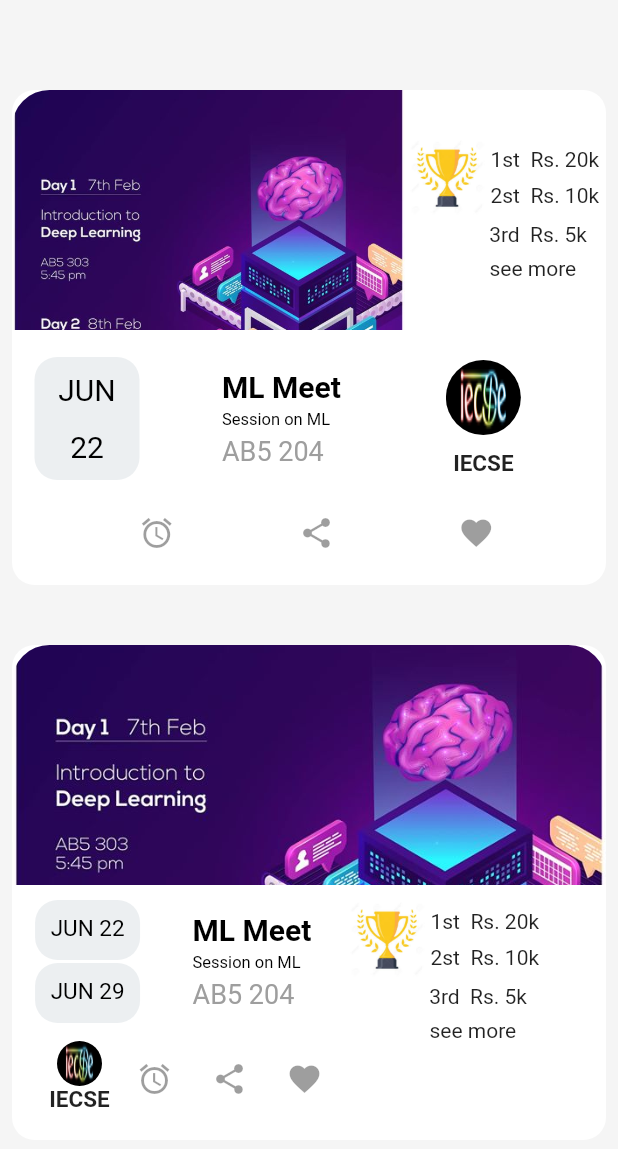
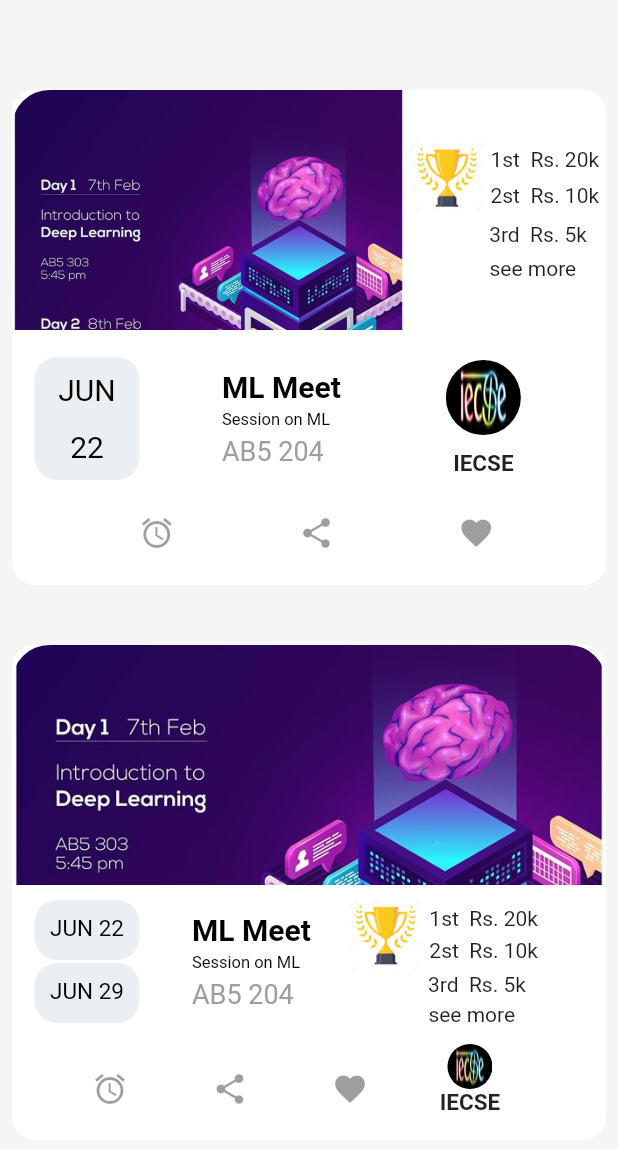
Before and after one commit to NiharikaNeha/Event_Template, a Flutter app: the screen it shows after launch, on a phone screen of 412 x 824 dp. Shown: the top 1149 px of the screen. Run offline on Flutter 3.47's test engine with Material 2 defaults, Android fonts, the phone set to English and light mode, and no system bars.

Commit message:
Initial commit

```diff
--- a/lib/main.dart
+++ b/lib/main.dart
@@ -289,7 +289,7 @@ class _MyAppState extends State<MyApp> {
                       ),
                     ),
                   ),
-                  SizedBox(height: 5.0,),
+                  SizedBox(height: 3.0,),
                   Padding(
                     padding: EdgeInsets.only(top: 5.0, left: 15.0),
                     child: Row(
@@ -375,82 +375,6 @@ class _MyAppState extends State<MyApp> {
                                     ],
                                   ),
                                 ),
-                              ],
-                            ),
-                            SizedBox(height: 10.0,),
-                            Padding(
-                              padding: EdgeInsets.only(top: 2.0, left: 5.0),
-                              child: Row(
-                                mainAxisAlignment: MainAxisAlignment.spaceEvenly,
-                                crossAxisAlignment: CrossAxisAlignment.center,
-                                children: <Widget>[
-                                  Container(
-                                    height: 50.0,
-                                    width: 50.0,
-                                    child: Column(
-                                      children: <Widget>[
-                                        Container(
-                                          height: 30.0,
-                                          width: 30.0,
-                                          decoration: BoxDecoration(
-                                              borderRadius: BorderRadius.circular(25.0),
-                                              image: DecorationImage(
-                                                  image: AssetImage('assets/iecse.jpg'),
-                                                  fit: BoxFit.fill
-                                              )
-                                          ),
-                                        ),
-                                        Text(
-                                          'IECSE',
-                                          textAlign: TextAlign.start,
-                                          style: TextStyle(
-                                            fontSize: 15.0,
-                                            fontWeight: FontWeight.bold,
-                                          ),
-                                        ),
-                                      ],
-                                    ),
-                                  ),
-                                  Container(
-                                    height: 50.0,
-                                    width: 50.0,
-                                    decoration: BoxDecoration(
-                                      borderRadius: BorderRadius.circular(35.0),
-                                      color: Colors.white,
-                                    ),
-                                    child: IconButton(
-                                      icon: Icon(Icons.alarm),
-                                    ),
-                                  ),
-                                  Container(
-                                    height: 50.0,
-                                    width: 50.0,
-                                    decoration: BoxDecoration(
-                                        borderRadius: BorderRadius.circular(35.0),
-                                        color: Colors.white
-                                    ),
-                                    child: IconButton(
-                                      icon: Icon(Icons.share),
-                                      color: Colors.white,
-                                    ),
-                                  ),
-                                  Container(
-                                    height: 50.0,
-                                    width: 50.0,
-                                    decoration: BoxDecoration(
-                                        borderRadius: BorderRadius.circular(35.0),
-                                        color: Colors.white
-                                    ),
-                                    child: IconButton(
-                                      icon: Icon(Icons.favorite),
-                                      color: Colors.white,
-                                    ),
-                                  ),
-                                ],
-                              ),
-                            )
-                          ],
-                        ) ,
                                 SizedBox(width: 5.0,),
                                 Column(
                                   children: <Widget>[
@@ -476,7 +400,7 @@ class _MyAppState extends State<MyApp> {
                                                   fontSize: 14.0
                                               ),
                                             ),
-                                    SizedBox(height: 8.0,),
+                                            SizedBox(height: 5.0,),
                                             Text(
                                               '2st  Rs. 10k',
                                               style: TextStyle(
@@ -487,23 +411,100 @@ class _MyAppState extends State<MyApp> {
                                         ),
                                       ],
                                     ),
-                            SizedBox(height: 5.0,),
                                     Text(
                                       '             3rd  Rs. 5k',
                                       style: TextStyle(
                                           fontSize: 14.0
                                       ),
                                     ),
-                            SizedBox(height: 7.0,),
+                                    SizedBox(height: 4.0,),
                                     Text(
                                       '           see more',
                                       style: TextStyle(
                                           fontSize: 14.0
                                       ),
                                     ),
-                            SizedBox(height: 48.0,)
                                   ],
                                 )
+                              ],
+                            ),
+                            SizedBox(height: 10.0,),
+                            Padding(
+                              padding: EdgeInsets.only(top: 2.0, left: 5.0),
+                              child: Row(
+                                mainAxisAlignment: MainAxisAlignment.spaceEvenly,
+                                crossAxisAlignment: CrossAxisAlignment.center,
+                                children: <Widget>[
+                                  Container(
+                                    height: 60.0,
+                                    width: 60.0,
+                                    decoration: BoxDecoration(
+                                      borderRadius: BorderRadius.circular(35.0),
+                                      color: Colors.white,
+                                    ),
+                                    child: IconButton(
+                                      icon: Icon(Icons.alarm),
+                                    ),
+                                  ),
+                                  SizedBox(width: 20.0,),
+                                  Container(
+                                    height: 60.0,
+                                    width: 60.0,
+                                    decoration: BoxDecoration(
+                                        borderRadius: BorderRadius.circular(35.0),
+                                        color: Colors.white
+                                    ),
+                                    child: IconButton(
+                                      icon: Icon(Icons.share),
+                                      color: Colors.white,
+                                    ),
+                                  ),
+                                  SizedBox(width: 20.0,),
+                                  Container(
+                                    height: 60.0,
+                                    width: 60.0,
+                                    decoration: BoxDecoration(
+                                        borderRadius: BorderRadius.circular(35.0),
+                                        color: Colors.white
+                                    ),
+                                    child: IconButton(
+                                      icon: Icon(Icons.favorite),
+                                      color: Colors.white,
+                                    ),
+                                  ),
+                                  SizedBox(width: 20.0,),
+                                  Container(
+                                    height: 60.0,
+                                    width: 60.0,
+                                    child: Column(
+                                      children: <Widget>[
+                                        Container(
+                                          height: 30.0,
+                                          width: 30.0,
+                                          decoration: BoxDecoration(
+                                              borderRadius: BorderRadius.circular(25.0),
+                                              image: DecorationImage(
+                                                  image: AssetImage('assets/iecse.jpg'),
+                                                  fit: BoxFit.fill
+                                              )
+                                          ),
+                                        ),
+                                        Text(
+                                          'IECSE',
+                                          textAlign: TextAlign.start,
+                                          style: TextStyle(
+                                            fontSize: 15.0,
+                                            fontWeight: FontWeight.bold,
+                                          ),
+                                        ),
+                                      ],
+                                    ),
+                                  ),
+                                ],
+                              ),
+                            )
+                          ],
+                        ) ,
                       ],
                     )
                   ),
@@ -550,6 +551,7 @@ class _MyAppState extends State<MyApp> {
               ],
             ),
           );
-        });
+        }
+     );
   }
 }
```
Lines whose indentation alone changed are shown as unchanged.
